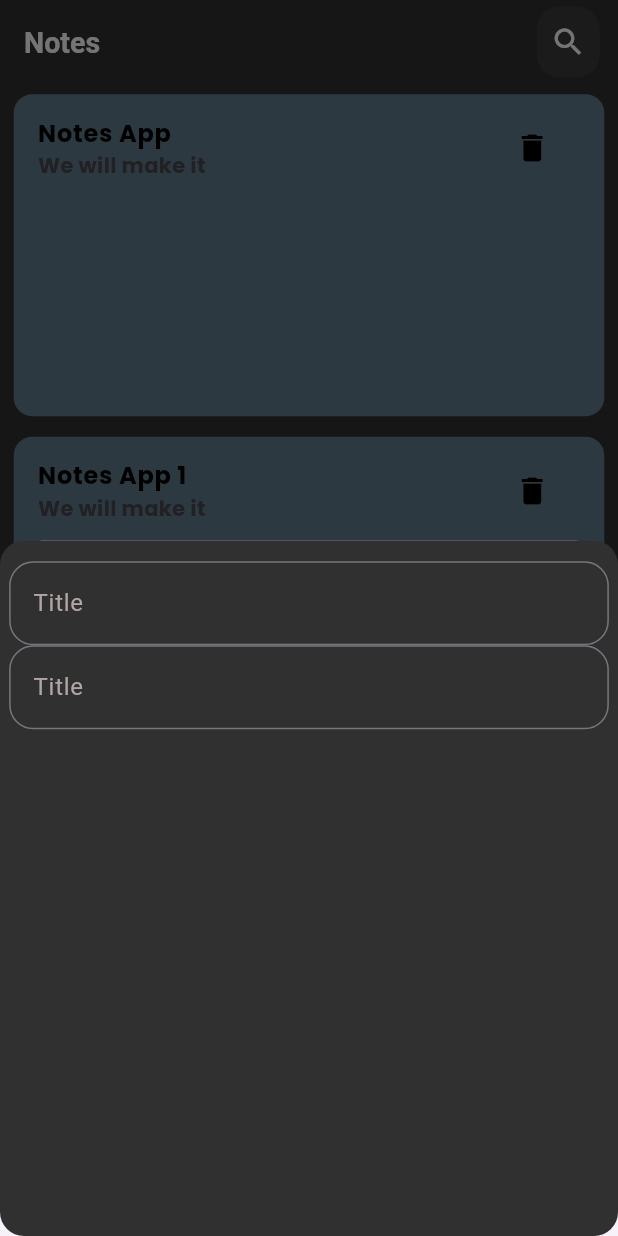
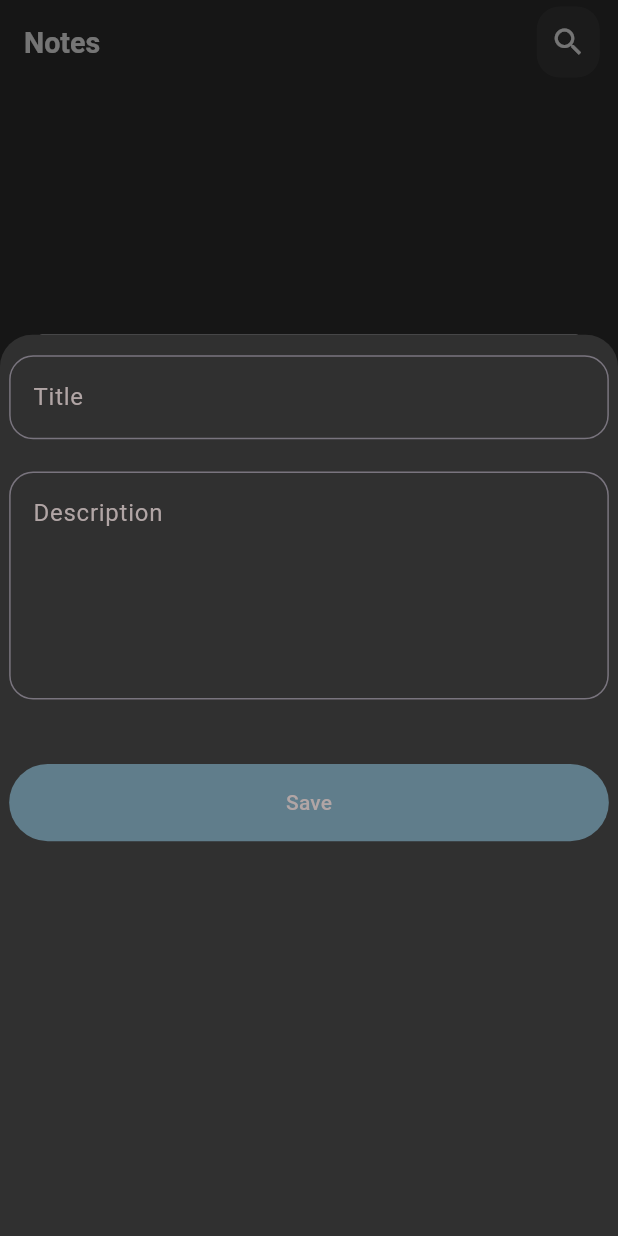
Before and after one commit to thisismostafahassan/notes_app, a Flutter app: the screen it shows after launch, after a tap on the "add" icon, on a phone screen of 412 x 824 dp. Run offline on Flutter 3.47's test engine with Material 3 defaults, Android fonts, the phone set to English and light mode, and no system bars; our stand-ins replace equatable, flutter_bloc, flutter_screenutil, google_fonts.

Commit message:
add addNoteEvent & removeNoteEvent

```diff
--- a/lib/core/widgets/custom_text_form_field.dart
+++ b/lib/core/widgets/custom_text_form_field.dart
@@ -3,13 +3,21 @@ import 'package:flutter/material.dart';
 class CustomTextFormField extends StatelessWidget {
   final TextEditingController? controller;
   final String? hint;
-  const CustomTextFormField({super.key, this.controller, this.hint});
+  final int? maxLines;
+  const CustomTextFormField({
+    super.key,
+    this.controller,
+    this.hint,
+    this.maxLines,
+  });
 
   @override
   Widget build(BuildContext context) {
-    return TextFormField(
+    return TextField(
+      maxLines: maxLines,
       autocorrect: true,
       controller: controller,
+
       decoration: InputDecoration(hintText: hint),
     );
   }
--- a/lib/core/widgets/main_floating_action_button.dart
+++ b/lib/core/widgets/main_floating_action_button.dart
@@ -1,18 +1,23 @@
 import 'package:flutter/material.dart';
 import 'package:flutter_screenutil/flutter_screenutil.dart';
+import 'package:notes_app/core/routing/app_router.dart';
+import 'package:notes_app/core/widgets/custom_sized_box.dart';
 import 'package:notes_app/core/widgets/custom_text_form_field.dart';
+import 'package:notes_app/features/home/presentation/bloc/home_bloc.dart';
 
 class MainFloatingActionButton extends StatelessWidget {
   final TextEditingController? titleController;
   final TextEditingController? descriptionController;
   final String? titleHint;
-  final String? discriptionHint;
+  final String? descriptionHint;
+  final BuildContext context;
   const MainFloatingActionButton({
     super.key,
     this.titleController,
     this.descriptionController,
     this.titleHint,
-    this.discriptionHint,
+    this.descriptionHint,
+    required this.context,
   });
 
   @override
@@ -20,32 +25,79 @@ class MainFloatingActionButton extends StatelessWidget {
     return FloatingActionButton(
       onPressed: () {
         showModalBottomSheet(
-          context: context,
+          context: this.context,
+          isScrollControlled: true,
           builder: (context) {
-            return Container(
-              padding: EdgeInsets.only(top: 32.h, left: 16.w, right: 16.w),
+            return SingleChildScrollView(
+              child: Column(
+                children: [
+                  Container(
+                    height: 1400.h,
+                    padding: EdgeInsets.only(
+                      top: 32.h,
+                      left: 16.w,
+                      right: 16.w,
+                    ),
                     decoration: BoxDecoration(
                       color: Color(0xFF303030),
-                borderRadius: BorderRadius.circular(16),
+                      borderRadius: BorderRadius.only(
+                        topRight: Radius.circular(50.h),
+                        topLeft: Radius.circular(50.h),
                       ),
-              child: Form(
+                    ),
                     child: Column(
                       children: [
+                        //
                         CustomTextFormField(
+                          maxLines: 1,
                           controller: titleController,
                           hint: titleHint,
                         ),
-
+                        //
+                        CustomSizedBox(height: 50, width: 0.0),
+                        //
                         CustomTextFormField(
-                      controller: titleController,
-                      hint: titleHint,
+                          maxLines: 5,
+                          controller: descriptionController,
+                          hint: descriptionHint,
+                        ),
+                        //
+                        CustomSizedBox(height: 100, width: 0.0),
+                        //
+                        SizedBox(
+                          width: MediaQuery.of(context).size.width,
+                          child: TextButton(
+                            onPressed: () {
+                              AppRouter.homeBloc.add(AddNoteEvent());
+                              Navigator.of(context).pop();
+                            },
+                            style: ButtonStyle(
+                              fixedSize: WidgetStateProperty.all(
+                                Size(120.w, 120.h),
+                              ),
+                              backgroundColor: WidgetStateProperty.all(
+                                Colors.blueGrey,
+                              ),
+                            ),
+                            child: Text(
+                              'Save',
+                              style: TextStyle(
+                                color: const Color.fromARGB(255, 177, 165, 165),
+                              ),
+                            ),
+                          ),
                         ),
                       ],
                     ),
                   ),
+                ],
+              ),
             );
           },
-        );
+        ).then((_) {
+          HomeBloc.titleController.clear();
+          HomeBloc.descriptionController.clear();
+        });
       },
       child: Icon(Icons.add, color: Color(0xFF303030)),
     );
--- a/lib/features/home/presentation/bloc/home_bloc.dart
+++ b/lib/features/home/presentation/bloc/home_bloc.dart
@@ -8,28 +8,9 @@ part 'home_state.dart';
 
 class HomeBloc extends Bloc<HomeEvent, HomeState> {
   static TextEditingController titleController = TextEditingController();
-  TextEditingController descriptionController = TextEditingController();
+  static TextEditingController descriptionController = TextEditingController();
 
-  List<Note> notes = [
-    Note(
-      title: 'Notes App',
-      date: DateTime.now(),
-      color: Colors.blueGrey,
-      description: 'We will make it',
-    ),
-    Note(
-      title: 'Notes App 1',
-      date: DateTime.now(),
-      color: Colors.blueGrey,
-      description: 'We will make it',
-    ),
-    Note(
-      title: 'Notes App 2',
-      date: DateTime.now(),
-      color: Colors.blueGrey,
-      description: 'We will make it',
-    ),
-  ];
+  List<Note> notes = [];
 
   late Note selectedNote;
   HomeBloc() : super(HomeInitial()) {
@@ -37,5 +18,24 @@ class HomeBloc extends Bloc<HomeEvent, HomeState> {
       selectedNote = event.note;
       emit(SelectNoteState());
     });
+    // Add note event
+    on<AddNoteEvent>((event, emit) {
+      notes.add(
+        Note(
+          title: titleController.text,
+          description: descriptionController.text,
+          date: DateTime.now(),
+          color: Colors.blueGrey,
+        ),
+      );
+      titleController.clear;
+      descriptionController.clear;
+      emit(AddNoteState());
+    });
+    // Remove note event
+    on<RemoveNoteEvent>((event, emit) {
+      notes.removeAt(event.index);
+      emit(RemoveNoteState());
+    });
   }
 }
--- a/lib/features/home/presentation/bloc/home_event.dart
+++ b/lib/features/home/presentation/bloc/home_event.dart
@@ -12,3 +12,12 @@ class SelectNoteEvent extends HomeEvent {
 
   const SelectNoteEvent({required this.note});
 }
+
+//
+class AddNoteEvent extends HomeEvent {}
+
+//
+class RemoveNoteEvent extends HomeEvent {
+  final int index;
+  const RemoveNoteEvent({required this.index});
+}
--- a/lib/features/home/presentation/bloc/home_state.dart
+++ b/lib/features/home/presentation/bloc/home_state.dart
@@ -10,3 +10,7 @@ abstract class HomeState extends Equatable {
 class HomeInitial extends HomeState {}
 
 class SelectNoteState extends HomeState {}
+
+class AddNoteState extends HomeState {}
+
+class RemoveNoteState extends HomeState {}
--- a/lib/features/home/presentation/pages/home_page.dart
+++ b/lib/features/home/presentation/pages/home_page.dart
@@ -31,14 +31,17 @@ class HomePage extends StatelessWidget {
               itemCount: homeBloc.notes.length,
               shrinkWrap: true,
               itemBuilder: (context, index) {
-                return NoteWidget(note: homeBloc.notes[index]);
+                return NoteWidget(note: homeBloc.notes[index], index: index);
               },
             );
           },
         ),
         floatingActionButton: MainFloatingActionButton(
+          context: context,
           titleController: HomeBloc.titleController,
           titleHint: 'Title',
+          descriptionController: HomeBloc.descriptionController,
+          descriptionHint: 'Description',
         ),
       ),
     );
--- a/lib/features/home/presentation/widgets/note_widget.dart
+++ b/lib/features/home/presentation/widgets/note_widget.dart
@@ -10,7 +10,8 @@ import '../../domain/entities/note.dart';
 
 class NoteWidget extends StatelessWidget {
   final Note note;
-  const NoteWidget({super.key, required this.note});
+  final int index;
+  const NoteWidget({super.key, required this.note, required this.index});
 
   @override
   Widget build(BuildContext context) {
@@ -41,7 +42,9 @@ class NoteWidget extends StatelessWidget {
           style: GoogleFonts.poppins(fontWeight: FontWeight.bold),
         ),
         trailing: IconButton(
-          onPressed: () {},
+          onPressed: () {
+            AppRouter.homeBloc.add(RemoveNoteEvent(index: index));
+          },
           icon: Icon(Icons.delete, color: Colors.black),
         ),
       ),
--- a/pubspec.yaml
+++ b/pubspec.yaml
@@ -16,7 +16,7 @@ dependencies:
     sdk: flutter
 
   cupertino_icons: ^1.0.8
-  flutter_bloc: ^9.0.0
+  flutter_bloc: ^9.1.0
   equatable: ^2.0.7
   dio: ^5.8.0+1
   dartz: ^0.10.1
```
Also changed, not shown: lib/core/themes/theme_data/theme_data.dart (+8 -0 lines), pubspec.lock. Lines whose indentation alone changed are shown as unchanged.
